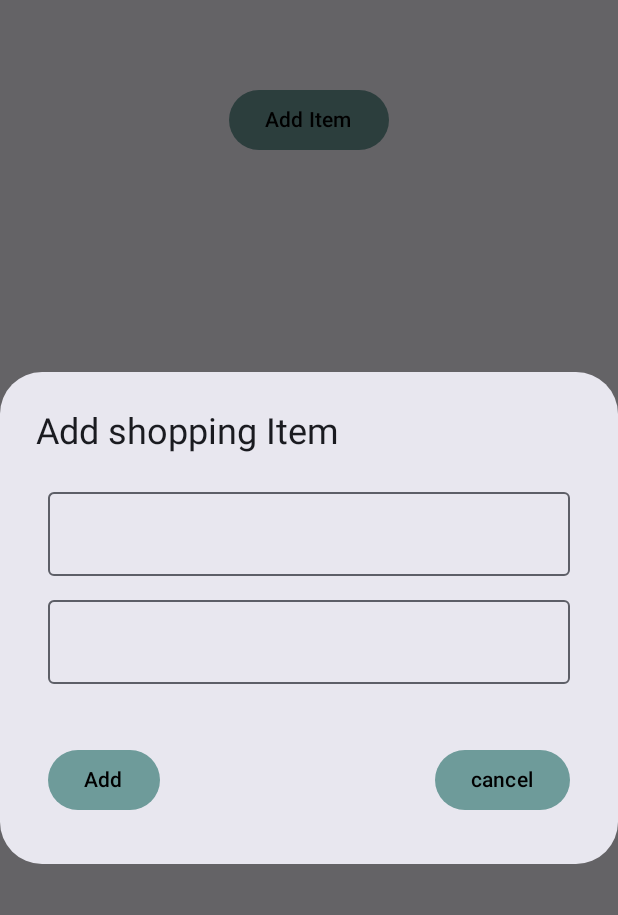
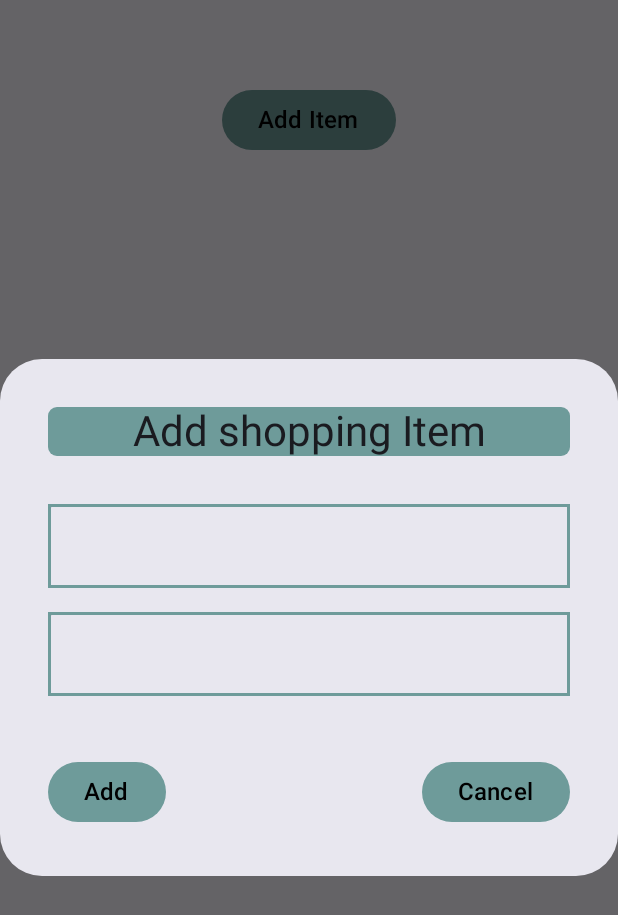
Before and after one commit to rutgerjc/Ruts-basic-list-app-composed-practice, an Android app built with Jetpack Compose: the screen it shows after launch (MainActivity), after a tap on "Add Item", on a phone screen of 412 x 824 dp. Shown: the top 915 px of the screen. Run offline under Robolectric (Android 15) with nearby library versions, the phone set to English and light mode, and no system bars.

Commit message:
Updated alignment of composable ShoppingListItem Text's to be centered vertically. Add color scheme

```diff
--- a/app/src/main/java/com/runitrut/ruts_basic_list_app_composed_practice/ui/theme/ShoppingList.kt
+++ b/app/src/main/java/com/runitrut/ruts_basic_list_app_composed_practice/ui/theme/ShoppingList.kt
@@ -39,8 +39,9 @@ import androidx.compose.ui.graphics.Color
 import androidx.compose.ui.text.style.TextAlign
 import androidx.compose.ui.tooling.preview.Preview
 import androidx.compose.ui.unit.dp
+import androidx.compose.ui.unit.sp
 
-// Data class for ShoppingItems
+// Data class for ShoppingItems, the contents each shopping item will have
 data class ShoppingItem(
     val id: Int,
     var name: String,
@@ -72,7 +73,7 @@ fun ShoppingListApp(){
         verticalArrangement = Arrangement.Center
 
     ) {
-        Button( // Button to add items
+        Button( // Button to add items, set to showDialog to true
             onClick = {showDialog = true},
             modifier = Modifier
                 .align(Alignment.CenterHorizontally).padding(top = 48.dp)
@@ -82,21 +83,21 @@ fun ShoppingListApp(){
             )
 
         ) {
-            Text("Add Item")
+            Text("Add Item", fontSize = 16.sp)
         }
         LazyColumn( // Lazy Column to display list items
             modifier = Modifier
                 .fillMaxSize()
                 .padding(16.dp)
         ) {
-            // Holds the contents of the LAzt Column
+            // Holds the contents of the Lazy Column
             items(sItems){
                 item ->
                 if(item.isEditing){
                     ShoppingItemEditor(item = item, onEditComplete = {
                         editedName, editedQuantity ->
                         sItems = sItems.map{it.copy(isEditing = false)}
-                        val editedItem = sItems.find{it.id== item.id}
+                        val editedItem = sItems.find{it.id == item.id}
                         editedItem?.let{
                             it.name = editedName
                             it.quantity = editedQuantity
@@ -105,7 +106,7 @@ fun ShoppingListApp(){
                 }else {
                     ShoppingListItem(item = item , onEditClick = {
                         // finding out which item to edit
-                        sItems = sItems.map{it.copy(isEditing = it.id==item.id)}
+                        sItems = sItems.map{it.copy(isEditing = it.id == item.id)}
                     },
                         onDeleteClick = {
                         sItems = sItems-item
@@ -114,7 +115,7 @@ fun ShoppingListApp(){
             }
         }
     }
-
+    // if showDialog is true, Composable AlertDialog window will appear
     if(showDialog){
         AlertDialog(onDismissRequest = {  showDialog = false  },
             confirmButton = {
@@ -141,7 +142,7 @@ fun ShoppingListApp(){
                                         itemName = ""
                                     }
                                 }){
-                                    Text("Add")
+                                    Text("Add", fontSize = 16.sp)
                                 }
                                 Button(
                                     modifier = Modifier, colors = ButtonDefaults.buttonColors(
@@ -151,11 +152,20 @@ fun ShoppingListApp(){
                                     onClick = {
                                     showDialog = false
                                 }) {
-                                    Text("cancel")
+                                    Text("Cancel", fontSize = 16.sp)
                                 }
                             }
             },
-            title = { Text(text = "Add shopping Item")},
+            // Title on top of dialog
+            title = { Text(
+                text = "Add shopping Item",
+                fontSize = 28.sp,
+                modifier = Modifier
+                    .padding(8.dp)
+                    .fillMaxWidth()
+                    .background(customColor, shape = RoundedCornerShape(6.dp)),
+                textAlign = TextAlign.Center)},
+            // Text fields within the dialog
             text = {
                 Column {
                     OutlinedTextField(
@@ -165,6 +175,7 @@ fun ShoppingListApp(){
                         modifier = Modifier
                             .fillMaxWidth()
                             .padding(8.dp)
+                            .border(shape = RoundedCornerShape(0.dp), width = 2.dp, color = customColor)
                     )
                     OutlinedTextField(
                         value = itemQuantity,
@@ -173,6 +184,7 @@ fun ShoppingListApp(){
                         modifier = Modifier
                             .fillMaxWidth()
                             .padding(8.dp)
+                            .border(shape = RoundedCornerShape(0.dp), width = 2.dp, color = customColor)
                     )
 
                 }
```
